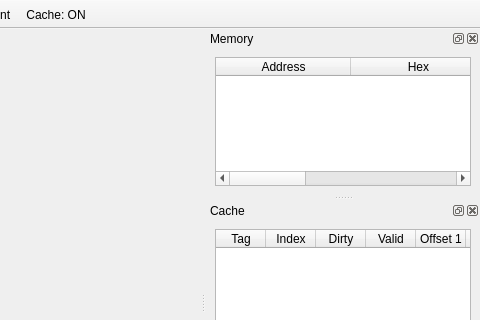
Above: gui/mainwindow.ui from nehaka02/DNA-v32 before the change; both pictures show x 320 to 800 and y 0 to 320 of the 800 by 597 pixel window. Below: the same form after it.
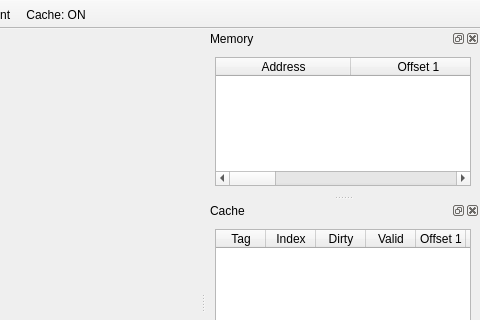
That is the form after the change.

```diff
--- a/gui/mainwindow.ui
+++ b/gui/mainwindow.ui
@@ -111,12 +111,22 @@
        </column>
        <column>
         <property name="text">
-         <string>Hex</string>
+         <string>Offset 1</string>
         </property>
        </column>
        <column>
         <property name="text">
-         <string>Decimal</string>
+         <string>Offset 2</string>
+        </property>
+       </column>
+       <column>
+        <property name="text">
+         <string>Offset 3</string>
+        </property>
+       </column>
+       <column>
+        <property name="text">
+         <string>Offset 4</string>
         </property>
        </column>
       </widget>
```
Lines whose indentation alone changed are shown as unchanged.
